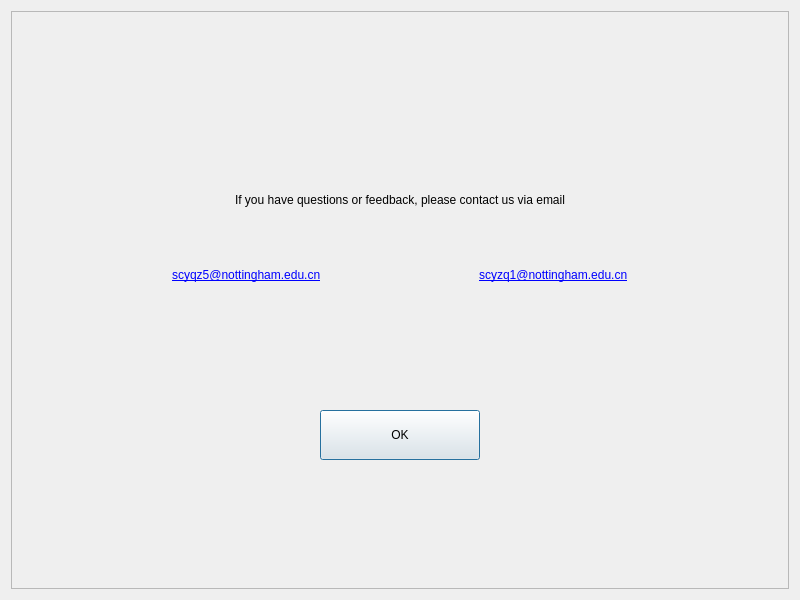
Old version of the form testClient/contactus/dialog.ui in the repository Usotsu7ki/Facial-Expression-Recognition-System.
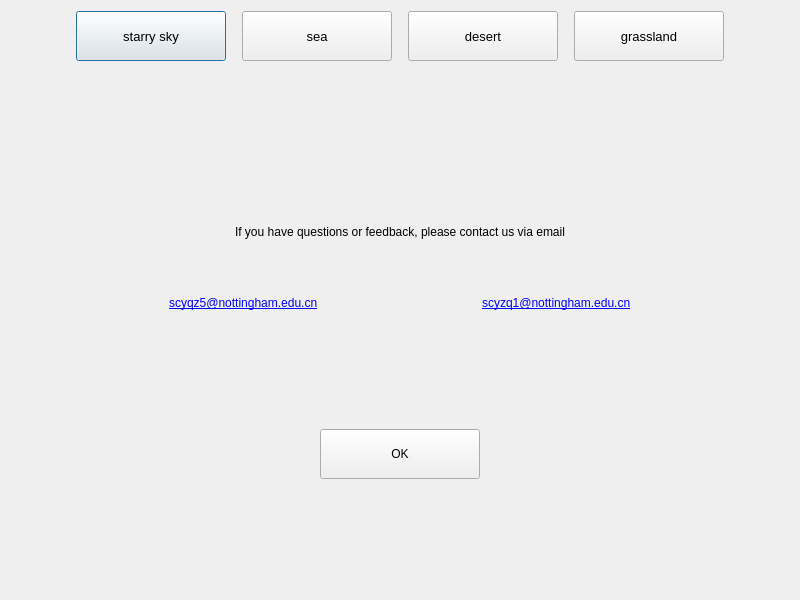
New version of the form.

Commit message:
Apply new styles and buttons to change them
Add eng comments

Patch:
```diff
--- a/testClient/contactus/dialog.ui
+++ b/testClient/contactus/dialog.ui
@@ -15,18 +15,210 @@
   </property>
   <layout class="QGridLayout" name="gridLayout_3">
    <item row="0" column="0">
-    <widget class="QFrame" name="frame">
-     <property name="styleSheet">
-      <string notr="true"/>
-     </property>
-     <property name="frameShape">
-      <enum>QFrame::StyledPanel</enum>
-     </property>
-     <property name="frameShadow">
-      <enum>QFrame::Raised</enum>
-     </property>
      <layout class="QGridLayout" name="gridLayout_2">
       <item row="0" column="0">
+      <layout class="QHBoxLayout" name="horizontalLayout_12">
+       <item>
+        <spacer name="horizontalSpacer_8">
+         <property name="orientation">
+          <enum>Qt::Horizontal</enum>
+         </property>
+         <property name="sizeHint" stdset="0">
+          <size>
+           <width>13</width>
+           <height>20</height>
+          </size>
+         </property>
+        </spacer>
+       </item>
+       <item>
+        <widget class="QPushButton" name="btn_1">
+         <property name="sizePolicy">
+          <sizepolicy hsizetype="Fixed" vsizetype="Fixed">
+           <horstretch>0</horstretch>
+           <verstretch>0</verstretch>
+          </sizepolicy>
+         </property>
+         <property name="minimumSize">
+          <size>
+           <width>150</width>
+           <height>50</height>
+          </size>
+         </property>
+         <property name="maximumSize">
+          <size>
+           <width>150</width>
+           <height>50</height>
+          </size>
+         </property>
+         <property name="font">
+          <font>
+           <family>Arial</family>
+           <pointsize>10</pointsize>
+          </font>
+         </property>
+         <property name="text">
+          <string>starry sky</string>
+         </property>
+        </widget>
+       </item>
+       <item>
+        <spacer name="horizontalSpacer_23">
+         <property name="orientation">
+          <enum>Qt::Horizontal</enum>
+         </property>
+         <property name="sizeType">
+          <enum>QSizePolicy::Fixed</enum>
+         </property>
+         <property name="sizeHint" stdset="0">
+          <size>
+           <width>10</width>
+           <height>20</height>
+          </size>
+         </property>
+        </spacer>
+       </item>
+       <item>
+        <widget class="QPushButton" name="btn_2">
+         <property name="sizePolicy">
+          <sizepolicy hsizetype="Fixed" vsizetype="Fixed">
+           <horstretch>0</horstretch>
+           <verstretch>0</verstretch>
+          </sizepolicy>
+         </property>
+         <property name="minimumSize">
+          <size>
+           <width>150</width>
+           <height>50</height>
+          </size>
+         </property>
+         <property name="maximumSize">
+          <size>
+           <width>150</width>
+           <height>50</height>
+          </size>
+         </property>
+         <property name="font">
+          <font>
+           <family>Arial</family>
+           <pointsize>10</pointsize>
+          </font>
+         </property>
+         <property name="text">
+          <string>sea</string>
+         </property>
+        </widget>
+       </item>
+       <item>
+        <spacer name="horizontalSpacer_24">
+         <property name="orientation">
+          <enum>Qt::Horizontal</enum>
+         </property>
+         <property name="sizeType">
+          <enum>QSizePolicy::Fixed</enum>
+         </property>
+         <property name="sizeHint" stdset="0">
+          <size>
+           <width>10</width>
+           <height>20</height>
+          </size>
+         </property>
+        </spacer>
+       </item>
+       <item>
+        <widget class="QPushButton" name="btn_3">
+         <property name="sizePolicy">
+          <sizepolicy hsizetype="Fixed" vsizetype="Fixed">
+           <horstretch>0</horstretch>
+           <verstretch>0</verstretch>
+          </sizepolicy>
+         </property>
+         <property name="minimumSize">
+          <size>
+           <width>150</width>
+           <height>50</height>
+          </size>
+         </property>
+         <property name="maximumSize">
+          <size>
+           <width>150</width>
+           <height>50</height>
+          </size>
+         </property>
+         <property name="font">
+          <font>
+           <family>Arial</family>
+           <pointsize>10</pointsize>
+          </font>
+         </property>
+         <property name="text">
+          <string>desert</string>
+         </property>
+        </widget>
+       </item>
+       <item>
+        <spacer name="horizontalSpacer_25">
+         <property name="orientation">
+          <enum>Qt::Horizontal</enum>
+         </property>
+         <property name="sizeType">
+          <enum>QSizePolicy::Fixed</enum>
+         </property>
+         <property name="sizeHint" stdset="0">
+          <size>
+           <width>10</width>
+           <height>20</height>
+          </size>
+         </property>
+        </spacer>
+       </item>
+       <item>
+        <widget class="QPushButton" name="btn_4">
+         <property name="sizePolicy">
+          <sizepolicy hsizetype="Fixed" vsizetype="Fixed">
+           <horstretch>0</horstretch>
+           <verstretch>0</verstretch>
+          </sizepolicy>
+         </property>
+         <property name="minimumSize">
+          <size>
+           <width>150</width>
+           <height>50</height>
+          </size>
+         </property>
+         <property name="maximumSize">
+          <size>
+           <width>150</width>
+           <height>50</height>
+          </size>
+         </property>
+         <property name="font">
+          <font>
+           <family>Arial</family>
+           <pointsize>10</pointsize>
+          </font>
+         </property>
+         <property name="text">
+          <string>grassland</string>
+         </property>
+        </widget>
+       </item>
+       <item>
+        <spacer name="horizontalSpacer_9">
+         <property name="orientation">
+          <enum>Qt::Horizontal</enum>
+         </property>
+         <property name="sizeHint" stdset="0">
+          <size>
+           <width>13</width>
+           <height>20</height>
+          </size>
+         </property>
+        </spacer>
+       </item>
+      </layout>
+     </item>
+     <item row="1" column="0">
        <layout class="QGridLayout" name="gridLayout">
         <item row="3" column="0">
          <spacer name="verticalSpacer">
@@ -83,6 +275,11 @@
               <height>50</height>
              </size>
             </property>
+           <property name="font">
+            <font>
+             <family>Arial</family>
+            </font>
+           </property>
             <property name="text">
              <string>OK</string>
             </property>
@@ -139,6 +336,11 @@
               <verstretch>0</verstretch>
              </sizepolicy>
             </property>
+           <property name="font">
+            <font>
+             <family>Arial</family>
+            </font>
+           </property>
             <property name="text">
              <string>If you have questions or feedback, please contact us via email</string>
             </property>
@@ -182,6 +384,11 @@
               <verstretch>0</verstretch>
              </sizepolicy>
             </property>
+           <property name="font">
+            <font>
+             <family>Arial</family>
+            </font>
+           </property>
             <property name="text">
              <string>&lt;html&gt;&lt;head/&gt;&lt;body&gt;&lt;p&gt;&lt;a href=&quot;scyqz5@nottingham.edu.cn&quot;&gt;&lt;span style=&quot; text-decoration: underline; color:#0000ff;&quot;&gt;scyqz5@nottingham.edu.cn&lt;/span&gt;&lt;/a&gt;&lt;/p&gt;&lt;/body&gt;&lt;/html&gt;</string>
             </property>
@@ -202,6 +409,11 @@
           </item>
           <item>
            <widget class="QLabel" name="label_3">
+           <property name="font">
+            <font>
+             <family>Arial</family>
+            </font>
+           </property>
             <property name="text">
              <string>&lt;html&gt;&lt;head/&gt;&lt;body&gt;&lt;p&gt;&lt;a href=&quot;scyqz5@nottingham.edu.cn&quot;&gt;&lt;span style=&quot; text-decoration: underline; color:#0000ff;&quot;&gt;scyzq1@nottingham.edu.cn&lt;/span&gt;&lt;/a&gt;&lt;/p&gt;&lt;/body&gt;&lt;/html&gt;</string>
             </property>
@@ -225,7 +437,6 @@
        </layout>
       </item>
      </layout>
-    </widget>
    </item>
   </layout>
  </widget>
```
Lines whose indentation alone changed are shown as unchanged. The commit also changes 183 other files.
